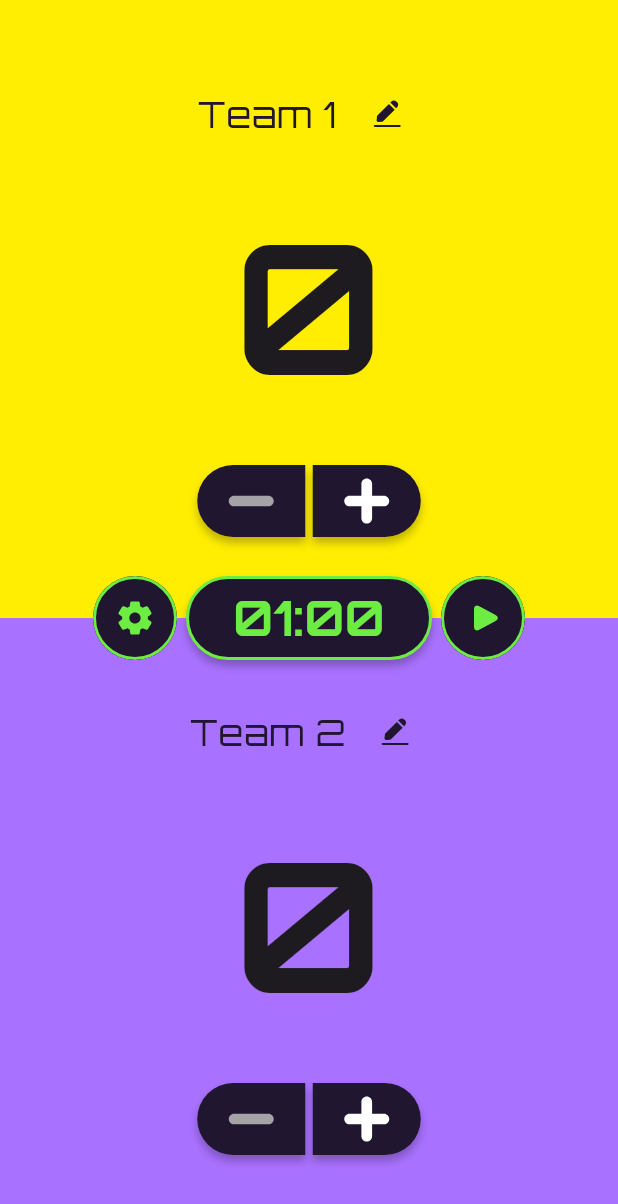
After one commit to CursedOrig/score_counter_app, a Flutter app: the screen it shows after launch, after a tap on "Start", on a phone screen of 412 x 824 dp. The commit adds this screen. Shown: the top 1204 px of the screen. Run offline on Flutter 3.47's test engine with Material 3 defaults, Android fonts, the phone set to English and light mode, and no system bars; our stand-ins replace device_info_plus, flutter_svg, hive, hive_flutter, loading_indicator, shared_preferences and 1 more; accounts and stored records are empty.

Commit message:
REFACTOR added Provider State management

```diff
--- a/lib/game_score_counter_page.dart
+++ b/lib/game_score_counter_page.dart
@@ -1,8 +1,9 @@
 import 'package:flutter/material.dart';
 import 'package:game_score_counter/palettes.dart';
+import 'package:game_score_counter/score_provider.dart';
 import 'package:game_score_counter/shared_prefs_ext/extensions.dart';
-import 'package:game_score_counter/widgets/team_widget.dart';
-import 'package:game_score_counter/widgets/timer_widget.dart';
+import 'package:game_score_counter/widgets/main_game_score_area.dart';
+import 'package:provider/provider.dart';
 import 'package:shared_preferences/shared_preferences.dart';
 
 class GameScoreCounterPage extends StatefulWidget {
@@ -35,48 +36,28 @@ class _GameScoreCounterPageState extends State<GameScoreCounterPage> {
     final index = prefs?.getInt(PrefsExt.paletteKey) ?? 0;
     selectedPalette = Palettes.palettes[index];
 
-    return Column(
+    return MultiProvider(
+      providers: [
+        ChangeNotifierProvider<ScoreProvider>(create: (_) => ScoreProvider()),
+      ],
+      child: Column(
         children: [
+          /// Colored top safe area
           Container(
             height: MediaQuery.of(context).padding.top,
             color: selectedPalette[0],
           ),
           Expanded(
-          child: Stack(
-            children: [
-              Flex(
-                direction:
-                    MediaQuery.of(context).orientation == Orientation.portrait
-                        ? Axis.vertical
-                        : Axis.horizontal,
-                children: [
-                  Expanded(
-                    child: TeamWidget(
-                      color: selectedPalette[0],
-                      text: 'Team 1',
+            child: MainGameScoreArea(selectedPalette: selectedPalette),
           ),
-                  ),
-                  Expanded(
-                    child: TeamWidget(
-                      color: selectedPalette[1],
-                      text: 'Team 2',
-                    ),
-                  )
-                ],
-              ),
-              Center(child: TimerWidget(
-                onRefresh: () {
-                  setState(() {});
-                },
-              )),
-            ],
-          ),
-        ),
+
+          /// Colored bottom safe area
           Container(
             height: MediaQuery.of(context).padding.top,
             color: selectedPalette[1],
           ),
         ],
+      ),
     );
   }
 }
--- a/lib/history_page.dart
+++ b/lib/history_page.dart
@@ -26,6 +26,7 @@ class HistoryPage extends StatelessWidget {
                   future: HistorySavesRepo().getAll(),
                   builder: (context, snap) {
                     return snap.data == null ? const CupertinoActivityIndicator() : ListView.builder(
+                      reverse: true,
                       itemCount: snap.data?.length,
                       itemBuilder: (BuildContext context, int index) {
                         return Container(
@@ -73,14 +74,14 @@ class HistoryPage extends StatelessWidget {
                                       ),
                                       const SizedBox(width: 10),
                                       Text(
-                                        '333 - 2',
+                                        '${snap.data?[index].teamScore1} - ${snap.data?[index].teamScore2}',
                                         style: AppTypo.headerM
                                             .copyWith(color: AppColors.primary1),
                                       ),
                                       const SizedBox(width: 10),
                                       Expanded(
                                         child: Text(
-                                          'Team 2',
+                                          '${snap.data?[index].teamName2}',
                                           style: AppTypo.body2,
                                           maxLines: 1,
                                           overflow: TextOverflow.ellipsis,
--- /dev/null
+++ b/lib/score_provider.dart
@@ -0,0 +1,31 @@
+import 'package:flutter/widgets.dart';
+
+class ScoreProvider with ChangeNotifier {
+  int _score1 = 0;
+
+  int get score1 => _score1;
+
+  int _score2 = 0;
+
+  int get score2 => _score2;
+
+  void onDecrease1() {
+    _score1--;
+    notifyListeners();
+  }
+
+  void onIncrease1() {
+    _score1++;
+    notifyListeners();
+  }
+
+  void onDecrease2() {
+    _score2--;
+    notifyListeners();
+  }
+
+  void onIncrease2() {
+    _score2++;
+    notifyListeners();
+  }
+}
--- /dev/null
+++ b/lib/widgets/main_game_score_area.dart
@@ -0,0 +1,56 @@
+import 'package:flutter/material.dart';
+import 'package:game_score_counter/score_provider.dart';
+import 'package:game_score_counter/widgets/team_widget.dart';
+import 'package:game_score_counter/widgets/timer_widget.dart';
+import 'package:provider/provider.dart';
+
+class MainGameScoreArea extends StatelessWidget {
+  const MainGameScoreArea({
+    super.key,
+    required this.selectedPalette,
+  });
+
+  final List<Color> selectedPalette;
+
+  @override
+  Widget build(BuildContext context) {
+    final provider = Provider.of<ScoreProvider>(context);
+
+    return Stack(
+      children: [
+        Flex(
+          direction: MediaQuery.of(context).orientation == Orientation.portrait
+              ? Axis.vertical
+              : Axis.horizontal,
+          children: [
+            Expanded(
+              child: TeamWidget(
+                color: selectedPalette[0],
+                text: 'Team 1',
+                onDecrease: provider.onDecrease1,
+                onIncrease: provider.onIncrease1,
+                score: provider.score1,
+              ),
+            ),
+            Expanded(
+              child: TeamWidget(
+                color: selectedPalette[1],
+                text: 'Team 2',
+                onDecrease: provider.onDecrease2,
+                onIncrease: provider.onIncrease2,
+                score: provider.score2,
+              ),
+            )
+          ],
+        ),
+        Center(
+          child: TimerWidget(
+            onRefresh: () {
+              // setState(() {});
+            },
+          ),
+        ),
+      ],
+    );
+  }
+}
--- a/lib/widgets/team_widget.dart
+++ b/lib/widgets/team_widget.dart
@@ -1,40 +1,37 @@
 import 'package:flutter/material.dart';
 import 'package:flutter_svg/svg.dart';
+import 'package:game_score_counter/res/app_res.dart';
 import 'package:game_score_counter/res/shadows.dart';
 import 'package:game_score_counter/widgets/focusable_text_field.dart';
 
-import '../res/app_res.dart';
-
-class TeamWidget extends StatefulWidget {
-  final Color color;
-  final String text;
-
+class TeamWidget extends StatelessWidget {
   const TeamWidget({
     super.key,
     required this.color,
     required this.text,
+    required this.onDecrease,
+    required this.onIncrease, required this.score,
   });
 
-  @override
-  TeamWidgetState createState() => TeamWidgetState();
-}
+  final Color color;
+  final String text;
+  final int score;
+  final VoidCallback onDecrease;
+  final VoidCallback onIncrease;
 
-class TeamWidgetState extends State<TeamWidget> {
-  int _score = 0;
-
-  @override
+    @override
   Widget build(BuildContext context) {
     return Material(
-      color: widget.color,
+      color: color,
       child: Column(
         mainAxisAlignment: MainAxisAlignment.center,
         children: [
           FocusableTextField(
-            initialText: widget.text,
+            initialText: text,
           ),
           const SizedBox(height: 20),
           Text(
-            '$_score',
+            score.toString(),
             style: const TextStyle(fontSize: 120, fontWeight: FontWeight.w700),
           ),
           const SizedBox(height: 20),
@@ -42,12 +39,8 @@ class TeamWidgetState extends State<TeamWidget> {
             mainAxisAlignment: MainAxisAlignment.center,
             children: [
               InkWell(
-                onTap: _score > 0
-                    ? () {
-                        setState(() {
-                          _score--;
-                        });
-                      }
+                onTap: score > 0
+                    ? onDecrease
                     : null,
                 child: Container(
                   width: 72,
@@ -67,7 +60,7 @@ class TeamWidgetState extends State<TeamWidget> {
                         AppIcons.icMinus,
                         width: 24,
                         height: 24,
-                        color: _score > 0
+                        color: score > 0
                             ? AppColors.textPrimary
                             : AppColors.gray1,
                       ),
@@ -77,11 +70,7 @@ class TeamWidgetState extends State<TeamWidget> {
               ),
               const SizedBox(width: 5),
               InkWell(
-                onTap: () {
-                  setState(() {
-                    _score++;
-                  });
-                },
+                onTap: onIncrease,
                 child: Container(
                   width: 72,
                   padding:
@@ -96,12 +85,11 @@ class TeamWidgetState extends State<TeamWidget> {
                   child: Center(
                     child: Transform.scale(
                       scale: 1.5,
-                      child:
-                      SvgPicture.asset(
+                      child: SvgPicture.asset(
                         AppIcons.icPlus,
                         width: 24,
                         height: 24,
-                        color: AppColors.textPrimary,
+                        colorFilter: const ColorFilter.mode(AppColors.textPrimary, BlendMode.srcIn),
                       ),
                     ),
                   ),
--- a/pubspec.yaml
+++ b/pubspec.yaml
@@ -22,6 +22,7 @@ dependencies:
   hive: ^2.2.3
   hive_flutter: ^1.1.0
   path_provider: ^2.0.0
+  provider: ^6.1.5
 
 
 
```
Also changed, not shown: lib/widgets/timer_widget.dart (+9 -7 lines), pubspec.lock. Lines whose indentation alone changed are shown as unchanged.
